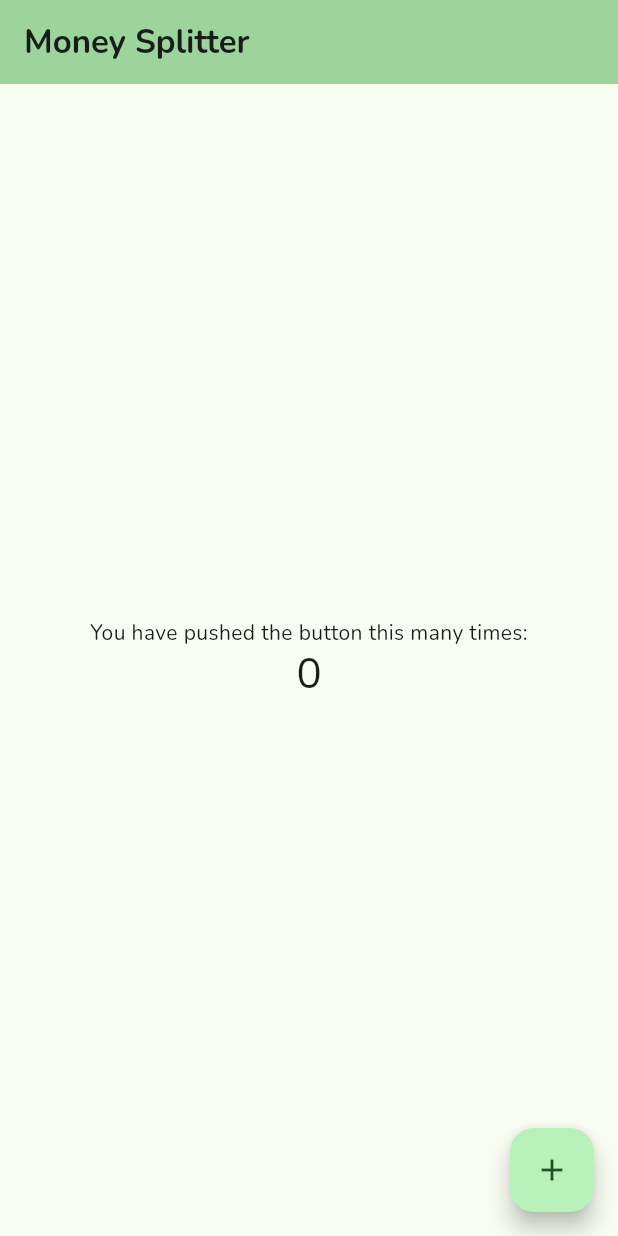
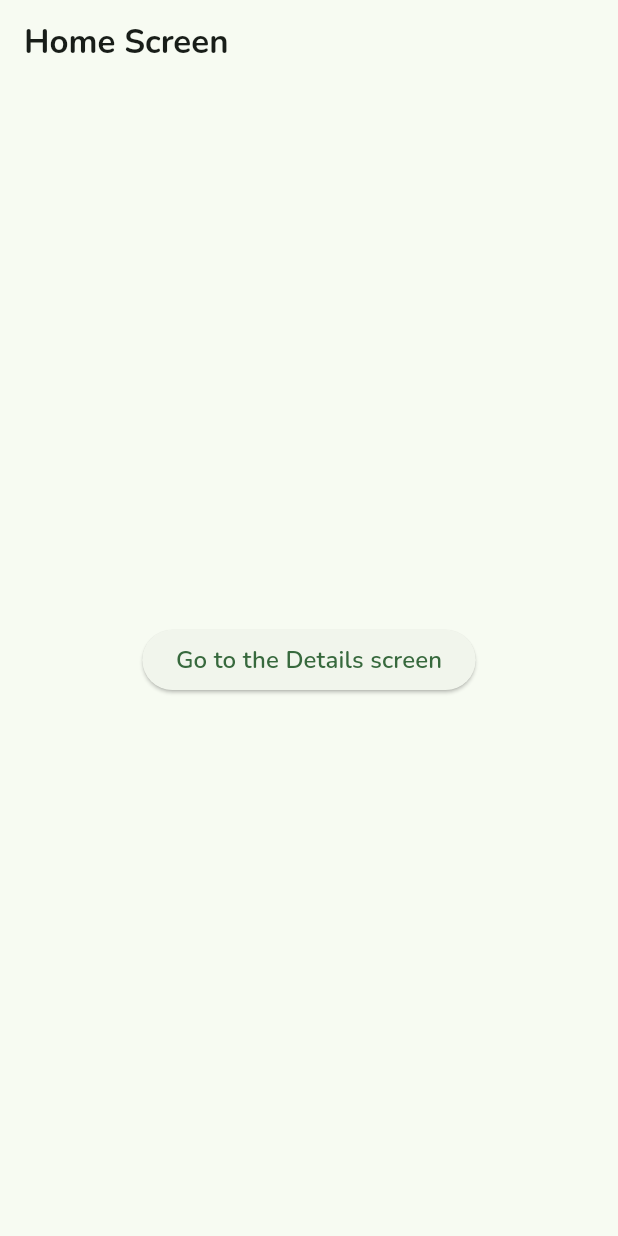
Before and after one commit to danyavol/money-splitter-flutter, a Flutter app: the screen it shows after launch, on a phone screen of 412 x 824 dp. Run offline on Flutter 3.47's test engine with Material 3 defaults, Android fonts, the phone set to English and light mode, and no system bars; our stand-ins replace go_router.

Commit message:
feat: Add basic router

```diff
--- a/lib/main.dart
+++ b/lib/main.dart
@@ -1,113 +1,8 @@
 import 'package:flutter/material.dart';
-import 'package:money_splitter/theme/dark_theme.dart';
-import 'package:money_splitter/theme/light_theme.dart';
+import 'package:money_splitter/src/app.dart';
+import 'package:flutter_web_plugins/url_strategy.dart';
 
 void main() {
-  runApp(
-    const MyApp()
-  );
+  setUrlStrategy(PathUrlStrategy());
+  runApp(const MoneySplitter());
 }
-
-class MyApp extends StatelessWidget {
-  const MyApp({super.key});
-
-  // This widget is the root of your application.
-  @override
-  Widget build(BuildContext context) {
-    return MaterialApp(
-      title: 'Flutter Demo',
-      theme: lightTheme,
-      darkTheme: darkTheme,
-      themeMode: ThemeMode.system,
-      home: const MyHomePage(title: 'Money Splitter'),
-    );
-  }
-}
-
-class MyHomePage extends StatefulWidget {
-  const MyHomePage({super.key, required this.title});
-
-  // This widget is the home page of your application. It is stateful, meaning
-  // that it has a State object (defined below) that contains fields that affect
-  // how it looks.
-
-  // This class is the configuration for the state. It holds the values (in this
-  // case the title) provided by the parent (in this case the App widget) and
-  // used by the build method of the State. Fields in a Widget subclass are
-  // always marked "final".
-
-  final String title;
-
-  @override
-  State<MyHomePage> createState() => _MyHomePageState();
-}
-
-class _MyHomePageState extends State<MyHomePage> {
-  int _counter = 0;
-
-  void _incrementCounter(BuildContext context) {
-    setState(() {
-      // This call to setState tells the Flutter framework that something has
-      // changed in this State, which causes it to rerun the build method below
-      // so that the display can reflect the updated values. If we changed
-      // _counter without calling setState(), then the build method would not be
-      // called again, and so nothing would appear to happen.
-      _counter++;
-    });
-  }
-
-  @override
-  Widget build(BuildContext context) {
-    // This method is rerun every time setState is called, for instance as done
-    // by the _incrementCounter method above.
-    //
-    // The Flutter framework has been optimized to make rerunning build methods
-    // fast, so that you can just rebuild anything that needs updating rather
-    // than having to individually change instances of widgets.
-    return Scaffold(
-      appBar: AppBar(
-        // TRY THIS: Try changing the color here to a specific color (to
-        // Colors.amber, perhaps?) and trigger a hot reload to see the AppBar
-        // change color while the other colors stay the same.
-        backgroundColor: Theme.of(context).colorScheme.inversePrimary,
-        // Here we take the value from the MyHomePage object that was created by
-        // the App.build method, and use it to set our appbar title.
-        title: Text(widget.title),
-      ),
-      body: Center(
-        // Center is a layout widget. It takes a single child and positions it
-        // in the middle of the parent.
-        child: Column(
-          // Column is also a layout widget. It takes a list of children and
-          // arranges them vertically. By default, it sizes itself to fit its
-          // children horizontally, and tries to be as tall as its parent.
-          //
-          // Column has various properties to control how it sizes itself and
-          // how it positions its children. Here we use mainAxisAlignment to
-          // center the children vertically; the main axis here is the vertical
-          // axis because Columns are vertical (the cross axis would be
-          // horizontal).
-          //
-          // TRY THIS: Invoke "debug painting" (choose the "Toggle Debug Paint"
-          // action in the IDE, or press "p" in the console), to see the
-          // wireframe for each widget.
-          mainAxisAlignment: MainAxisAlignment.center,
-          children: <Widget>[
-            const Text(
-              'You have pushed the button this many times:',
-            ),
-            Text(
-              '$_counter',
-              style: Theme.of(context).textTheme.headlineMedium,
-            ),
-          ],
-        ),
-      ),
-      floatingActionButton: FloatingActionButton(
-        onPressed: () => _incrementCounter(context),
-        tooltip: 'Increment',
-        child: const Icon(Icons.add),
-      ), // This trailing comma makes auto-formatting nicer for build methods.
-    );
-  }
-}
--- /dev/null
+++ b/lib/src/app.dart
@@ -0,0 +1,24 @@
+import 'package:flutter/material.dart';
+import 'package:money_splitter/src/router.dart';
+import 'package:money_splitter/src/theme/dark_theme.dart';
+import 'package:money_splitter/src/theme/light_theme.dart';
+
+class MoneySplitter extends StatefulWidget {
+  const MoneySplitter({super.key});
+
+  @override
+  State<MoneySplitter> createState() => _MoneySplitterState();
+}
+
+class _MoneySplitterState extends State<MoneySplitter> {
+  @override
+  Widget build(BuildContext context) {
+    return MaterialApp.router(
+      title: 'Money Splitter',
+      theme: lightTheme,
+      darkTheme: darkTheme,
+      themeMode: ThemeMode.system,
+      routerConfig: router,
+    );
+  }
+}
--- /dev/null
+++ b/lib/src/router.dart
@@ -0,0 +1,24 @@
+import 'package:flutter/material.dart';
+import 'package:go_router/go_router.dart';
+
+import 'screens/details.dart';
+import 'screens/home.dart';
+
+GoRouter router = GoRouter(
+  routes: [
+    GoRoute(
+      path: '/',
+      builder: (BuildContext context, GoRouterState state) {
+        return const HomeScreen();
+      },
+      routes: [
+        GoRoute(
+          path: 'details',
+          builder: (BuildContext context, GoRouterState state) {
+            return const DetailsScreen();
+          },
+        )
+      ]
+    )
+  ]
+);
--- /dev/null
+++ b/lib/src/screens/details.dart
@@ -0,0 +1,20 @@
+import 'package:flutter/material.dart';
+import 'package:go_router/go_router.dart';
+
+class DetailsScreen extends StatelessWidget {
+  /// Constructs a [HomeScreen]
+  const DetailsScreen({super.key});
+
+  @override
+  Widget build(BuildContext context) {
+    return Scaffold(
+      appBar: AppBar(title: const Text('Details Screen')),
+      body: Center(
+        child: ElevatedButton(
+          onPressed: () => context.go('/'),
+          child: const Text('Go back to the Home screen'),
+        ),
+      ),
+    );
+  }
+}
--- /dev/null
+++ b/lib/src/screens/home.dart
@@ -0,0 +1,21 @@
+import 'package:flutter/material.dart';
+import 'package:go_router/go_router.dart';
+
+/// The home screen
+class HomeScreen extends StatelessWidget {
+  /// Constructs a [HomeScreen]
+  const HomeScreen({super.key});
+
+  @override
+  Widget build(BuildContext context) {
+    return Scaffold(
+      appBar: AppBar(title: const Text('Home Screen')),
+      body: Center(
+        child: ElevatedButton(
+          onPressed: () => context.go('/details'),
+          child: const Text('Go to the Details screen'),
+        ),
+      ),
+    );
+  }
+}
--- a/lib/theme/dark_theme.dart
+++ b/lib/src/theme/dark_theme.dart
@@ -1,5 +1,5 @@
 import 'package:flutter/material.dart';
-import 'package:money_splitter/theme/typography.dart';
+import 'package:money_splitter/src/theme/typography.dart';
 
 ThemeData darkTheme = ThemeData(
   useMaterial3: true,
--- a/lib/theme/light_theme.dart
+++ b/lib/src/theme/light_theme.dart
@@ -1,5 +1,5 @@
 import 'package:flutter/material.dart';
-import 'package:money_splitter/theme/typography.dart';
+import 'package:money_splitter/src/theme/typography.dart';
 
 ThemeData lightTheme = ThemeData(
   useMaterial3: true,
--- a/pubspec.yaml
+++ b/pubspec.yaml
@@ -31,10 +31,14 @@ dependencies:
   flutter:
     sdk: flutter
 
+  flutter_web_plugins:
+    sdk: flutter
+
 
   # The following adds the Cupertino Icons font to your application.
   # Use with the CupertinoIcons class for iOS style icons.
   cupertino_icons: ^1.0.6
+  go_router: ^14.1.4
 
 dev_dependencies:
   flutter_test:
```
Also changed, not shown: lib/src/theme/typography.dart (renamed from lib/theme/typography.dart), pubspec.lock.
